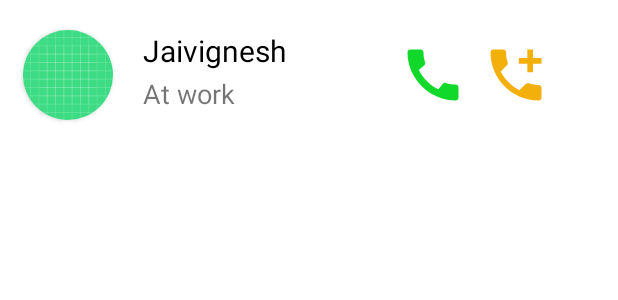
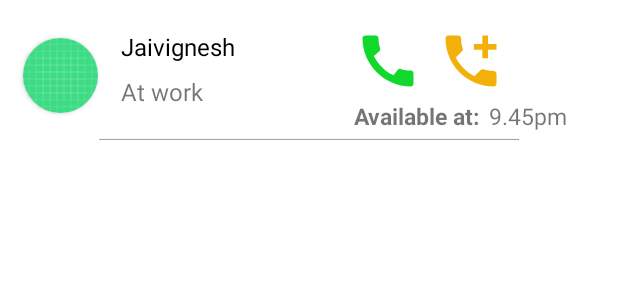
Before and after one commit to JAIVIGNESH2002/Calfo, an Android app: the layout item_design.xml on its own in the app's theme, with its tools: preview values and no code run, on a phone screen of 412 x 824 dp. Shown: the top 300 px of the screen. Run offline under Robolectric (Android 15) with nearby library versions, the phone set to English and light mode, and no system bars.

```diff
--- a/app/src/main/java/com/example/canicall/codeGenerator.java
+++ b/app/src/main/java/com/example/canicall/codeGenerator.java
@@ -20,6 +20,7 @@ import android.widget.Button;
 import android.widget.ImageView;
 import android.widget.Toast;
 
+import com.example.canicall.ui.main.fragTwo;
 import com.google.firebase.database.DataSnapshot;
 import com.google.firebase.database.DatabaseError;
 import com.google.firebase.database.DatabaseReference;
@@ -130,6 +131,7 @@ public class codeGenerator extends AppCompatActivity {
             public void onDataChange(@NonNull DataSnapshot snapshot) {
                 if (snapshot.getValue().toString().equals("true")) {
                     FirebaseDatabase.getInstance().getReference().child(number2).child("modified").setValue(false);
+                   // new fragTwo().addNewUser(new userDetails(R.drawable.ic_launcher_background,fName,"Idle"));
 //                    FirebaseDatabase.getInstance().getReference().child(number2).child("friends").setValue(fName);
                     if (flag){ //To trigger the intent exactly once.
                         flag = false;
--- a/app/src/main/res/layout/frag_one.xml
+++ b/app/src/main/res/layout/frag_one.xml
@@ -11,6 +11,7 @@
         android:layout_height="wrap_content"
         android:layout_marginTop="292dp"
         android:hint="Enter the status"
+        android:minHeight="48dp"
         app:layout_constraintEnd_toEndOf="parent"
         app:layout_constraintHorizontal_bias="0.496"
         app:layout_constraintStart_toStartOf="parent"
--- a/app/src/main/res/layout/item_design.xml
+++ b/app/src/main/res/layout/item_design.xml
@@ -6,20 +6,21 @@
 
     <RelativeLayout
         android:layout_width="match_parent"
-        android:layout_height="95dp">
+        android:layout_height="98dp">
 
         <androidx.cardview.widget.CardView
             android:id="@+id/userDp"
-            android:layout_width="60dp"
-            android:layout_height="60dp"
+            android:layout_width="50dp"
+            android:layout_height="50dp"
             android:layout_marginLeft="15dp"
-            android:layout_marginTop="20dp"
+            android:layout_marginTop="25dp"
             app:cardCornerRadius="60dp">
 
             <ImageView
                 android:id="@+id/dpImage"
-                android:layout_width="60dp"
-                android:layout_height="60dp"
+                android:layout_width="50dp"
+                android:layout_height="50dp"
+                android:layout_marginTop="0dp"
                 android:contentDescription="user profile"
                 android:scaleType="centerCrop"
                 android:src="@drawable/ic_launcher_background" />
@@ -27,40 +28,72 @@
 
         <TextView
             android:id="@+id/listUserName"
-            android:layout_width="165dp"
+            android:layout_width="150dp"
             android:layout_height="30dp"
-            android:layout_marginLeft="20dp"
+            android:layout_marginLeft="15dp"
             android:layout_marginTop="20dp"
             android:layout_toRightOf="@id/userDp"
             android:text="Jaivignesh"
             android:textColor="#000000"
-            android:textSize="20sp" />
+            android:textSize="16sp" />
 
         <TextView
             android:id="@+id/listUserStatus"
-            android:layout_width="165dp"
+            android:layout_width="150dp"
             android:layout_height="30dp"
-            android:layout_marginLeft="20dp"
+            android:layout_marginLeft="15dp"
             android:layout_marginTop="50dp"
             android:layout_toRightOf="@id/userDp"
             android:text="At work"
-            android:textSize="18sp" />
+            android:textSize="16sp" />
+
+        <TextView
+            android:id="@+id/avlTimeTv"
+            android:layout_width="wrap_content"
+            android:layout_height="wrap_content"
+            android:layout_alignStart="@+id/callAvailable"
+            android:layout_alignParentBottom="true"
+            android:layout_marginBottom="10dp"
+            android:text="Available at:"
+            android:textSize="15sp"
+            android:textStyle="bold"></TextView>
+
+        <TextView
+            android:id="@+id/showTimeTv"
+            android:layout_width="wrap_content"
+            android:layout_height="wrap_content"
+            android:layout_alignStart="@+id/callAvailable"
+            android:layout_alignParentBottom="true"
+            android:layout_marginStart="90dp"
+            android:layout_marginBottom="10dp"
+            android:text="9.45pm"
+            android:textSize="15sp"></TextView>
+
+        <TextView
+            android:layout_width="match_parent"
+            android:layout_height="wrap_content"
+            android:layout_alignParentBottom="true"
+            android:layout_centerInParent="true"
+            android:gravity="center"
+            android:textSize="8dp"
+            android:text="--------------------------------------------------------------------------------------------------------------------------------------------" />
+
 
         <ImageView
             android:id="@+id/callAvailable"
             android:layout_width="45dp"
-            android:layout_height="60dp"
+            android:layout_height="45dp"
             android:layout_marginLeft="5dp"
-            android:layout_marginTop="20dp"
+            android:layout_marginTop="18dp"
             android:layout_toRightOf="@id/listUserName"
             android:src="@drawable/ic_call" />
 
         <ImageView
             android:id="@+id/callRequest"
             android:layout_width="45dp"
-            android:layout_height="60dp"
+            android:layout_height="45dp"
             android:layout_marginLeft="10dp"
-            android:layout_marginTop="20dp"
+            android:layout_marginTop="18dp"
             android:layout_marginRight="20dp"
             android:layout_toRightOf="@id/callAvailable"
             android:src="@drawable/ic_req_call" />
```
Also changed, not shown: app/src/main/java/com/example/canicall/codeScanner.java (+8 -0 lines), app/src/main/java/com/example/canicall/myAdapter.java (+2 -5 lines), app/src/main/java/com/example/canicall/ui/main/fragOne.java (+10 -1 lines), app/src/main/java/com/example/canicall/ui/main/fragTwo.java (+64 -20 lines), app/src/main/java/com/example/canicall/userDetails.java (+22 -11 lines).
